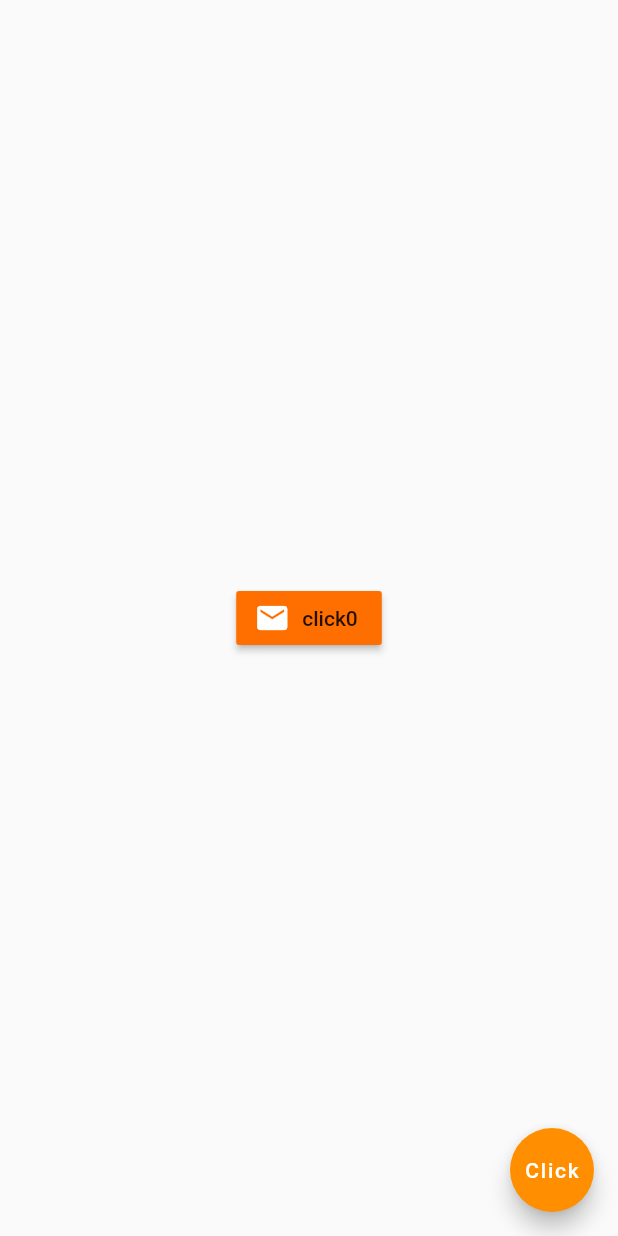
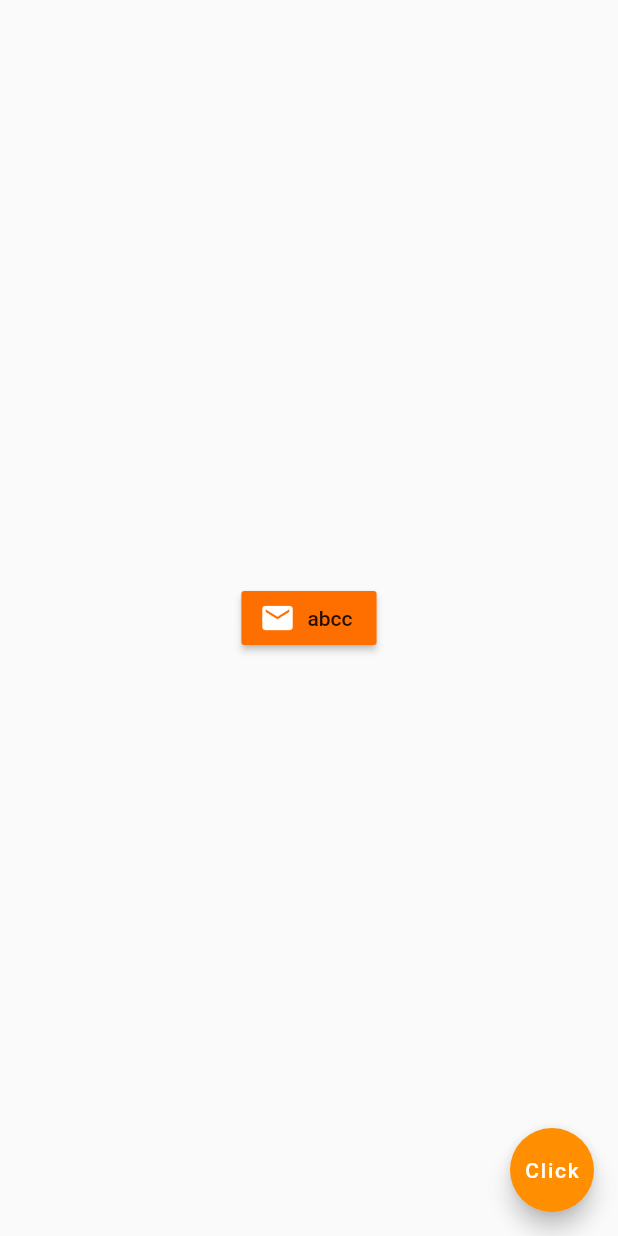
Before and after one commit to aghladh/tuto, a Flutter app: the screen it shows after launch, on a phone screen of 412 x 824 dp. Run offline on Flutter 3.47's test engine with Material 2 defaults, Android fonts, the phone set to English and light mode, and no system bars.

Commit message:
rename butt abcc

```diff
--- a/lib/main.dart
+++ b/lib/main.dart
@@ -108,7 +108,7 @@ class _MyHomePageState extends State<MyHomePage> {
                 Icons.mail,
                 color: Colors.white,
               ),
-              label: Text('click0'),
+              label: Text('abcc'),
               color: Colors.amber[900],
             )
           ],
```
